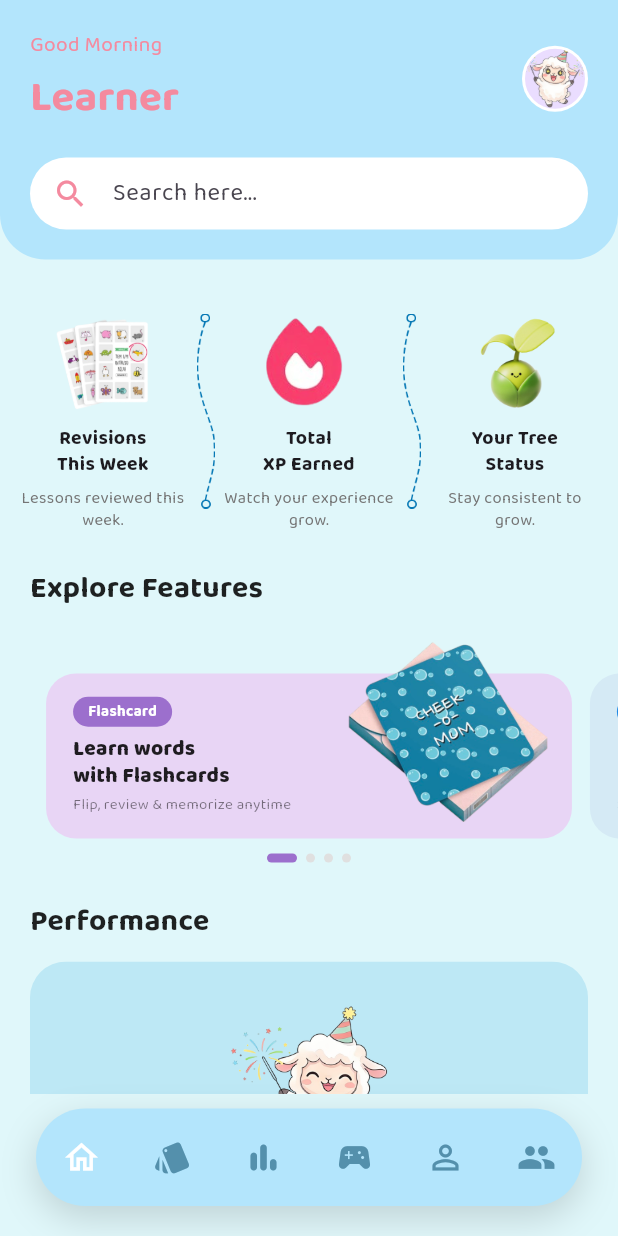
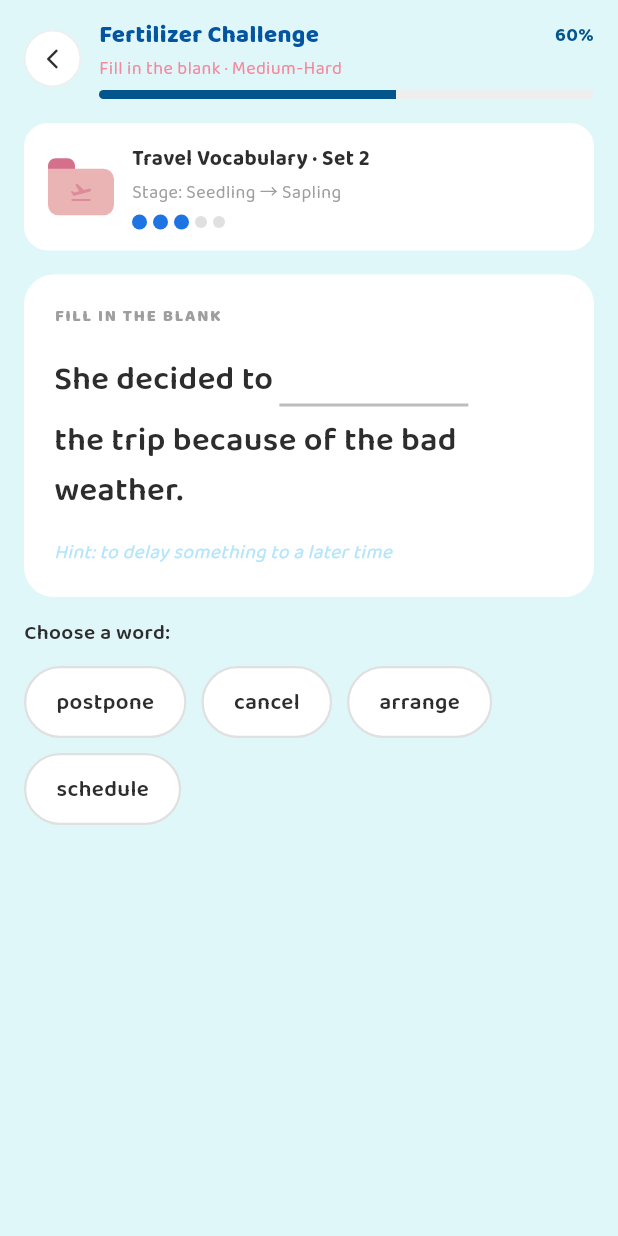
Before and after one commit to rstzsy/FlashCardApp, a Flutter app: the screen it shows after launch, on a phone screen of 412 x 824 dp. Run offline on Flutter 3.47's test engine with Material 3 defaults, Android fonts, the phone set to English and light mode, and no system bars; our stand-ins replace fl_chart, google_fonts, image_picker, share_plus.

Commit message:
done fertilizerChallenge

```diff
--- /dev/null
+++ b/flashcard_app/lib/features/exercise/screens/fertilizer_challenge_screen.dart
@@ -0,0 +1,561 @@
+import 'package:flutter/material.dart';
+import '../../../core/themes/app_colors.dart';
+
+class FertilizerChallengeScreen extends StatefulWidget {
+  const FertilizerChallengeScreen({super.key});
+
+  @override
+  State<FertilizerChallengeScreen> createState() =>
+      _FertilizerChallengeScreenState();
+}
+
+class _FertilizerChallengeScreenState
+    extends State<FertilizerChallengeScreen> {
+  final int totalQuestions = 5;
+  int currentQuestion = 3;
+  int progressPercent = 60;
+
+  final String setTitle = "Travel Vocabulary · Set 2";
+  final String stageText = "Stage: Seedling → Sapling";
+  final int totalDots = 5;
+  final int filledDots = 3;
+
+  final String questionType = "FILL IN THE BLANK";
+  final String answerWord = "postpone";
+  final String hintText = "Hint: to delay something to a later time";
+  final String correctExplanation =
+      '"Postpone" = to arrange a later time for something';
+
+  final List<String> wordChoices = ["postpone", "cancel", "arrange", "schedule"];
+
+
+  String? selectedWord;
+
+  bool get hasAnswered => selectedWord != null;
+  bool get isCorrect => selectedWord == answerWord;
+
+  void _selectWord(String word) {
+    if (hasAnswered) return;
+    setState(() => selectedWord = word);
+  }
+
+  @override
+  Widget build(BuildContext context) {
+    return Scaffold(
+      backgroundColor: AppColors.mainColor,
+      body: SafeArea(
+        child: Column(
+          children: [
+            Padding(
+              padding:
+                  const EdgeInsets.symmetric(horizontal: 16, vertical: 12),
+              child: Row(
+                children: [
+                  _CircleButton(
+                    icon: Icons.arrow_back_ios_new_rounded,
+                    onTap: () => Navigator.pop(context),
+                  ),
+                  const SizedBox(width: 12),
+                  Expanded(
+                    child: Column(
+                      crossAxisAlignment: CrossAxisAlignment.start,
+                      children: [
+                        Row(
+                          mainAxisAlignment: MainAxisAlignment.spaceBetween,
+                          children: [
+                            const Text(
+                              "Fertilizer Challenge",
+                              style: TextStyle(
+                                fontSize: 16,
+                                fontWeight: FontWeight.w800,
+                                color: Color.fromARGB(255, 3, 85, 161),
+                              ),
+                            ),
+                            Text(
+                              "$progressPercent%",
+                              style: TextStyle(
+                                fontSize: 13,
+                                fontWeight: FontWeight.w700,
+                                color: const Color.fromARGB(255, 4, 85, 139),
+                              ),
+                            ),
+                          ],
+                        ),
+                        const SizedBox(height: 2),
+                        Text(
+                          "Fill in the blank · Medium-Hard",
+                          style: TextStyle(
+                            fontSize: 12,
+                            color: AppColors.highlightColor,
+                          ),
+                        ),
+                        const SizedBox(height: 6),
+                        ClipRRect(
+                          borderRadius: BorderRadius.circular(10),
+                          child: LinearProgressIndicator(
+                            value: progressPercent / 100,
+                            backgroundColor: Colors.grey.shade200,
+                                color: const Color.fromARGB(255, 4, 85, 139),
+                            minHeight: 6,
+                          ),
+                        ),
+                      ],
+                    ),
+                  ),
+                ],
+              ),
+            ),
+
+            Expanded(
+              child: SingleChildScrollView(
+                padding:
+                    const EdgeInsets.symmetric(horizontal: 16, vertical: 4),
+                child: Column(
+                  crossAxisAlignment: CrossAxisAlignment.start,
+                  children: [
+                    Container(
+                      padding: const EdgeInsets.symmetric(horizontal: 16, vertical: 14),
+                      decoration: BoxDecoration(
+                        color: Colors.white,
+                        borderRadius: BorderRadius.circular(16),
+                      ),
+                      child: Row(
+                        children: [
+                          SizedBox(
+                            width: 44,
+                            height: 38,
+                            child: Stack(
+                              children: [
+                                Positioned(
+                                  top: 0,
+                                  left: 0,
+                                  child: Container(
+                                    width: 18,
+                                    height: 10,
+                                    decoration: BoxDecoration(
+                                      color: const Color(0xFFD5708B),
+                                      borderRadius: const BorderRadius.only(
+                                        topLeft: Radius.circular(5),
+                                        topRight: Radius.circular(5),
+                                      ),
+                                    ),
+                                  ),
+                                ),
+                                Positioned(
+                                  top: 7,
+                                  left: 0,
+                                  right: 0,
+                                  bottom: 0,
+                                  child: Container(
+                                    decoration: BoxDecoration(
+                                      color: const Color(0xFFE9B4B3),
+                                      borderRadius: const BorderRadius.only(
+                                        topRight: Radius.circular(7),
+                                        bottomLeft: Radius.circular(7),
+                                        bottomRight: Radius.circular(7),
+                                      ),
+                                    ),
+                                    child: Center(
+                                      child: Icon(
+                                        Icons.flight_takeoff_rounded,
+                                        size: 16,
+                                        color: const Color(0xFFD5708B).withOpacity(0.6),
+                                      ),
+                                    ),
+                                  ),
+                                ),
+                              ],
+                            ),
+                          ),
+
+                          const SizedBox(width: 12),
+
+                          Expanded(
+                            child: Column(
+                              crossAxisAlignment: CrossAxisAlignment.start,
+                              children: [
+                                Text(
+                                  setTitle,
+                                  style: const TextStyle(
+                                    fontSize: 14,
+                                    fontWeight: FontWeight.w700,
+                                    color: Color(0xFF2D2D2D),
+                                  ),
+                                ),
+                                const SizedBox(height: 2),
+                                Text(
+                                  stageText,
+                                  style: TextStyle(
+                                    fontSize: 12,
+                                    color: Colors.grey.shade500,
+                                  ),
+                                ),
+                                const SizedBox(height: 6),
+                                Row(
+                                  children: List.generate(totalDots, (i) {
+                                    final filled = i < filledDots;
+                                    return Container(
+                                      width: filled ? 10 : 8,
+                                      height: filled ? 10 : 8,
+                                      margin: const EdgeInsets.only(right: 4),
+                                      decoration: BoxDecoration(
+                                        shape: BoxShape.circle,
+                                        color: filled
+                                            ? const Color.fromARGB(255, 31, 116, 227)
+                                            : Colors.grey.shade300,
+                                      ),
+                                    );
+                                  }),
+                                ),
+                              ],
+                            ),
+                          ),
+                        ],
+                      ),
+                    ),
+
+                    const SizedBox(height: 16),
+
+                    Container(
+                      width: double.infinity,
+                      padding: const EdgeInsets.all(20),
+                      decoration: BoxDecoration(
+                        color: Colors.white,
+                        borderRadius: BorderRadius.circular(20),
+                      ),
+                      child: Column(
+                        crossAxisAlignment: CrossAxisAlignment.start,
+                        children: [
+                          Text(
+                            questionType,
+                            style: TextStyle(
+                              fontSize: 11,
+                              fontWeight: FontWeight.w800,
+                              letterSpacing: 1.2,
+                              color: Colors.grey.shade500,
+                            ),
+                          ),
+                          const SizedBox(height: 16),
+
+                          Wrap(
+                            crossAxisAlignment: WrapCrossAlignment.center,
+                            spacing: 4,
+                            runSpacing: 6,
+                            children: [
+                              _buildQuestionText("She decided to"),
+                              _BlankSlot(
+                                filledWord: selectedWord,
+                                isCorrect: hasAnswered ? isCorrect : null,
+                              ),
+                              _buildQuestionText(
+                                  "the trip because of the bad weather."),
+                            ],
+                          ),
+
+                          const SizedBox(height: 16),
+                          Text(
+                            hintText,
+                            style: TextStyle(
+                              fontSize: 13,
+                              fontStyle: FontStyle.italic,
+                              color: AppColors.primary,
+                            ),
+                          ),
+                        ],
+                      ),
+                    ),
+
+                    const SizedBox(height: 14),
+
+                    AnimatedSize(
+                      duration: const Duration(milliseconds: 300),
+                      curve: Curves.easeInOut,
+                      child: hasAnswered
+                          ? Padding(
+                              padding: const EdgeInsets.only(bottom: 14),
+                              child: _FeedbackCard(
+                                isCorrect: isCorrect,
+                                message: isCorrect
+                                    ? correctExplanation
+                                    : 'The correct answer is "$answerWord"',
+                              ),
+                            )
+                          : const SizedBox.shrink(),
+                    ),
+
+                    const Text(
+                      "Choose a word:",
+                      style: TextStyle(
+                        fontSize: 14,
+                        fontWeight: FontWeight.w600,
+                        color: Color(0xFF2D2D2D),
+                      ),
+                    ),
+
+                    const SizedBox(height: 12),
+
+                    Wrap(
+                      spacing: 10,
+                      runSpacing: 10,
+                      children: wordChoices.map((word) {
+                        final isSelected = word == selectedWord;
+
+                        Color chipBg;
+                        Color chipBorder;
+                        Color chipText;
+
+                        if (!hasAnswered) {
+                          chipBg = Colors.white;
+                          chipBorder = Colors.grey.shade300;
+                          chipText = const Color(0xFF2D2D2D);
+                        } else if (isSelected && isCorrect) {
+                          chipBg = AppColors.primary;
+                          chipBorder = AppColors.primary;
+                          chipText = Colors.white;
+                        } else if (isSelected && !isCorrect) {
+                          chipBg = const Color(0xFFFFEBEE);
+                          chipBorder = const Color(0xFFE53935);
+                          chipText = const Color(0xFFB71C1C);
+                        } else if (!isSelected &&
+                            word == answerWord &&
+                            !isCorrect) {
+                          chipBg = const Color(0xFFF1F8E9);
+                          chipBorder = const Color(0xFF558B2F);
+                          chipText = const Color(0xFF33691E);
+                        } else {
+                          chipBg = Colors.white;
+                          chipBorder = Colors.grey.shade200;
+                          chipText = Colors.grey.shade400;
+                        }
+
+                        return GestureDetector(
+                          onTap: () => _selectWord(word),
+                          child: AnimatedContainer(
+                            duration: const Duration(milliseconds: 200),
+                            padding: const EdgeInsets.symmetric(
+                                horizontal: 20, vertical: 12),
+                            decoration: BoxDecoration(
+                              color: chipBg,
+                              borderRadius: BorderRadius.circular(30),
+                              border:
+                                  Border.all(color: chipBorder, width: 1.5),
+                            ),
+                            child: Text(
+                              word,
+                              style: TextStyle(
+                                fontSize: 15,
+                                fontWeight: FontWeight.w600,
+                                color: chipText,
+                              ),
+                            ),
+                          ),
+                        );
+                      }).toList(),
+                    ),
+
+                    const SizedBox(height: 32),
+                  ],
+                ),
+              ),
+            ),
+
+            AnimatedSize(
+              duration: const Duration(milliseconds: 280),
+              curve: Curves.easeInOut,
+              child: hasAnswered
+                  ? Padding(
+                      padding: const EdgeInsets.symmetric(
+                          horizontal: 16, vertical: 16),
+                      child: SizedBox(
+                        width: double.infinity,
+                        child: ElevatedButton(
+                          onPressed: () {
+                            // TODO: next question
+                          },
+                          style: ElevatedButton.styleFrom(
+                            backgroundColor: const Color(0xFF1C4D8D),
+                            foregroundColor: Colors.white,
+                            padding:
+                                const EdgeInsets.symmetric(vertical: 16),
+                            shape: RoundedRectangleBorder(
+                              borderRadius: BorderRadius.circular(30),
+                            ),
+                            elevation: 0,
+                          ),
+                          child: const Row(
+                            mainAxisAlignment: MainAxisAlignment.center,
+                            children: [
+                              Text(
+                                "Next question",
+                                style: TextStyle(
+                                    fontSize: 16,
+                                    fontWeight: FontWeight.w700),
+                              ),
+                              SizedBox(width: 8),
+                            ],
+                          ),
+                        ),
+                      ),
+                    )
+                  : const SizedBox.shrink(),
+            ),
+          ],
+        ),
+      ),
+    );
+  }
+
+  Widget _buildQuestionText(String text) => Text(
+        text,
+        style: const TextStyle(
+          fontSize: 22,
+          fontWeight: FontWeight.w600,
+          color: Color(0xFF2D2D2D),
+          height: 1.5,
+        ),
+      );
+}
+
+// ── Blank slot ────────────────────────────────────────────────
+class _BlankSlot extends StatelessWidget {
+  final String? filledWord;
+  // null = chưa trả lời, true = đúng, false = sai
+  final bool? isCorrect;
+
+  const _BlankSlot({this.filledWord, this.isCorrect});
+
+  @override
+  Widget build(BuildContext context) {
+    final bool empty = filledWord == null;
+
+    Color underlineColor;
+    Color textColor;
+    Color bgColor;
+
+    if (empty) {
+      underlineColor = Colors.grey.shade400;
+      textColor = Colors.transparent;
+      bgColor = Colors.transparent;
+    } else if (isCorrect == true) {
+      underlineColor = const Color(0xFF558B2F);
+      textColor = const Color(0xFF558B2F);
+      bgColor = const Color(0xFFDCEDC8).withOpacity(0.5);
+    } else {
+      underlineColor = const Color(0xFFE53935);
+      textColor = const Color(0xFFE53935);
+      bgColor = const Color(0xFFFFEBEE).withOpacity(0.6);
+    }
+
+    return AnimatedContainer(
+      duration: const Duration(milliseconds: 200),
+      padding: const EdgeInsets.symmetric(horizontal: 8, vertical: 2),
+      constraints: const BoxConstraints(minWidth: 110),
+      decoration: BoxDecoration(
+        color: bgColor,
+        border: Border(
+          bottom: BorderSide(color: underlineColor, width: 2),
+        ),
+      ),
+      child: empty
+          ? const SizedBox(height: 30, width: 110)
+          : Text(
+              filledWord!,
+              style: TextStyle(
+                fontSize: 22,
+                fontWeight: FontWeight.w700,
+                color: textColor,
+                height: 1.5,
+              ),
+            ),
+    );
+  }
+}
+
+class _FeedbackCard extends StatelessWidget {
+  final bool isCorrect;
+  final String message;
+
+  const _FeedbackCard(
+      {super.key, required this.isCorrect, required this.message});
+
+  @override
+  Widget build(BuildContext context) {
+    final bgColor =
+        isCorrect ? const Color(0xFFF1F8E9) : const Color(0xFFFDECEC);
+    final iconColor =
+        isCorrect ? const Color(0xFF558B2F) : const Color(0xFFD32F2F);
+    final textColor =
+        isCorrect ? const Color(0xFF33691E) : const Color(0xFFB71C1C);
+
+    return Container(
+      width: double.infinity,
+      padding: const EdgeInsets.all(16),
+      decoration: BoxDecoration(
+        color: bgColor,
+        borderRadius: BorderRadius.circular(16),
+      ),
+      child: Row(
+        crossAxisAlignment: CrossAxisAlignment.start,
+        children: [
+          Icon(
+            isCorrect
+                ? Icons.check_circle_outline_rounded
+                : Icons.cancel_outlined,
+            color: iconColor,
+            size: 22,
+          ),
+          const SizedBox(width: 10),
+          Expanded(
+            child: Column(
+              crossAxisAlignment: CrossAxisAlignment.start,
+              children: [
+                Text(
+                  isCorrect ? "Correct!" : "Incorrect",
+                  style: TextStyle(
+                    fontSize: 14,
+                    fontWeight: FontWeight.w800,
+                    color: textColor,
+                  ),
+                ),
+                const SizedBox(height: 2),
+                Text(
+                  message,
+                  style: TextStyle(
+                    fontSize: 13,
+                    color: textColor,
+                    height: 1.4,
+                  ),
+                ),
+              ],
+            ),
+          ),
+        ],
+      ),
+    );
+  }
+}
+
+// ── Circle back button ────────────────────────────────────────
+class _CircleButton extends StatelessWidget {
+  final IconData icon;
+  final VoidCallback onTap;
+
+  const _CircleButton({required this.icon, required this.onTap});
+
+  @override
+  Widget build(BuildContext context) {
+    return GestureDetector(
+      onTap: onTap,
+      child: Container(
+        width: 38,
+        height: 38,
+        decoration: BoxDecoration(
+          shape: BoxShape.circle,
+          color: Colors.white,
+          border: Border.all(color: Colors.grey.shade200),
+        ),
+        child: Icon(icon, size: 16, color: const Color(0xFF2D2D2D)),
+      ),
+    );
+  }
+}
--- a/flashcard_app/lib/main.dart
+++ b/flashcard_app/lib/main.dart
@@ -26,8 +26,8 @@ class MyApp extends StatelessWidget {
 
       //initialRoute: AppRoutes.homeScreen,
       //initialRoute: AppRoutes.initialSetup,
-      //initialRoute: AppRoutes.homeScreen,
-      home: MainNavigation(),
+      initialRoute: AppRoutes.fertilizerChallenge,
+      //home: MainNavigation(),
       onGenerateRoute: AppRouter.generateRoute,
     );
   }
--- a/flashcard_app/lib/routes/app_router.dart
+++ b/flashcard_app/lib/routes/app_router.dart
@@ -8,6 +8,7 @@ import '../features/auth/screens/login_screen.dart';
 import 'package:flashcard_app/features/auth/screens/intro_home_screen.dart';
 import '../features/group/screens/group_dashboard_screen.dart';
 import '../features/group/screens/group_list_screen.dart';
+import '../features/exercise/screens/fertilizer_challenge_screen.dart';
 import 'app_routes.dart';
 
 class AppRouter {
@@ -34,6 +35,9 @@ class AppRouter {
       case AppRoutes.introGameScreen:
         return MaterialPageRoute(builder: (context) => IntroGameScreen(onBack: () => Navigator.pop(context)));
 
+      case AppRoutes.fertilizerChallenge:
+        return MaterialPageRoute(builder: (_) => const FertilizerChallengeScreen());
+
       case AppRoutes.groupDashboard:
         return MaterialPageRoute(builder: (_) => const GroupDashboard());
 
--- a/flashcard_app/lib/routes/app_routes.dart
+++ b/flashcard_app/lib/routes/app_routes.dart
@@ -8,4 +8,5 @@ class AppRoutes {
   static const introGameScreen= '/intro_game';
   static const homeGame = '/home_game';
   static const shopGame = '/shop_game';
+  static const fertilizerChallenge = '/fertilizer_challenge';
 }
```
